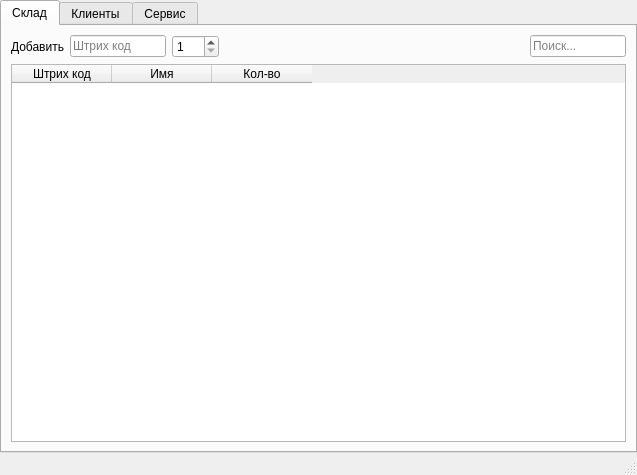
The window that mainwindow.ui (EfimovIB/AutoServiceManager) describes before a commit, drawn with Qt 5.
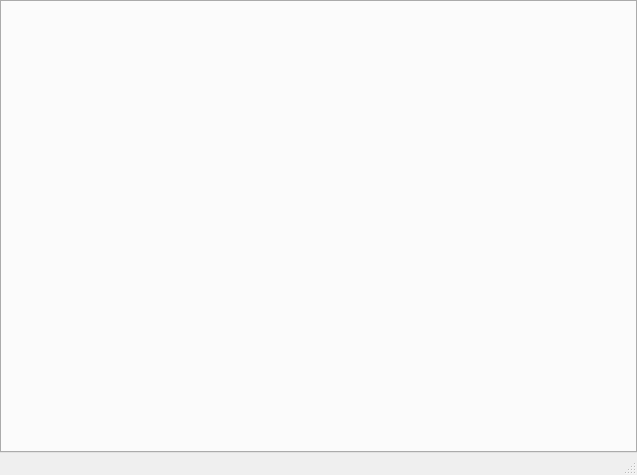
The same window after the commit.

```diff
--- a/mainwindow.ui
+++ b/mainwindow.ui
@@ -23,124 +23,6 @@
       <property name="currentIndex">
        <number>0</number>
       </property>
-      <widget class="QWidget" name="warehouse">
-       <attribute name="title">
-        <string>Склад</string>
-       </attribute>
-       <layout class="QGridLayout" name="gridLayout_2">
-        <item row="0" column="0">
-         <widget class="QLabel" name="label">
-          <property name="text">
-           <string>Добавить</string>
-          </property>
-         </widget>
-        </item>
-        <item row="0" column="1">
-         <widget class="QLineEdit" name="lBarcode">
-          <property name="placeholderText">
-           <string>Штрих код</string>
-          </property>
-         </widget>
-        </item>
-        <item row="0" column="2">
-         <widget class="QSpinBox" name="goodsCount">
-          <property name="minimum">
-           <number>1</number>
-          </property>
-          <property name="maximum">
-           <number>999</number>
-          </property>
-         </widget>
-        </item>
-        <item row="0" column="3">
-         <spacer name="horizontalSpacer">
-          <property name="orientation">
-           <enum>Qt::Horizontal</enum>
-          </property>
-          <property name="sizeHint" stdset="0">
-           <size>
-            <width>310</width>
-            <height>20</height>
-           </size>
-          </property>
-         </spacer>
-        </item>
-        <item row="0" column="4">
-         <widget class="QLineEdit" name="search">
-          <property name="placeholderText">
-           <string>Поиск...</string>
-          </property>
-         </widget>
-        </item>
-        <item row="1" column="0" colspan="5">
-         <widget class="QTableWidget" name="table">
-          <attribute name="verticalHeaderVisible">
-           <bool>false</bool>
-          </attribute>
-          <column>
-           <property name="text">
-            <string>Штрих код</string>
-           </property>
-          </column>
-          <column>
-           <property name="text">
-            <string>Имя</string>
-           </property>
-          </column>
-          <column>
-           <property name="text">
-            <string>Кол-во</string>
-           </property>
-          </column>
-         </widget>
-        </item>
-       </layout>
-      </widget>
-      <widget class="QWidget" name="tab_2">
-       <attribute name="title">
-        <string>Клиенты</string>
-       </attribute>
-      </widget>
-      <widget class="QWidget" name="tab">
-       <attribute name="title">
-        <string>Сервис</string>
-       </attribute>
-       <layout class="QGridLayout" name="gridLayout_3">
-        <item row="0" column="0">
-         <widget class="QGroupBox" name="groupBox">
-          <property name="title">
-           <string> База Данных</string>
-          </property>
-          <widget class="QPushButton" name="btnCreateDatabase">
-           <property name="geometry">
-            <rect>
-             <x>20</x>
-             <y>30</y>
-             <width>75</width>
-             <height>23</height>
-            </rect>
-           </property>
-           <property name="text">
-            <string>Создать</string>
-           </property>
-          </widget>
-          <widget class="QPushButton" name="btnDropDatabase">
-           <property name="geometry">
-            <rect>
-             <x>110</x>
-             <y>30</y>
-             <width>75</width>
-             <height>23</height>
-            </rect>
-           </property>
-           <property name="text">
-            <string>Удалить</string>
-           </property>
-          </widget>
-         </widget>
-        </item>
-       </layout>
-      </widget>
      </widget>
     </item>
    </layout>
```
Left out of the diff: 2 changed lines with no effect on the pictures.
